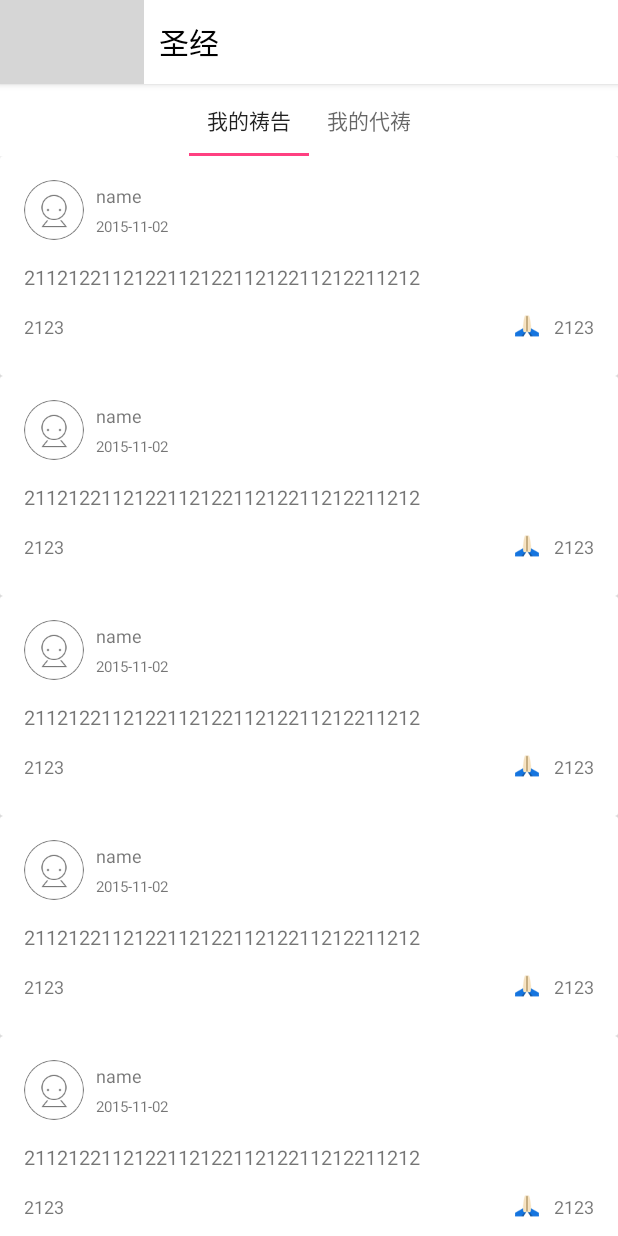
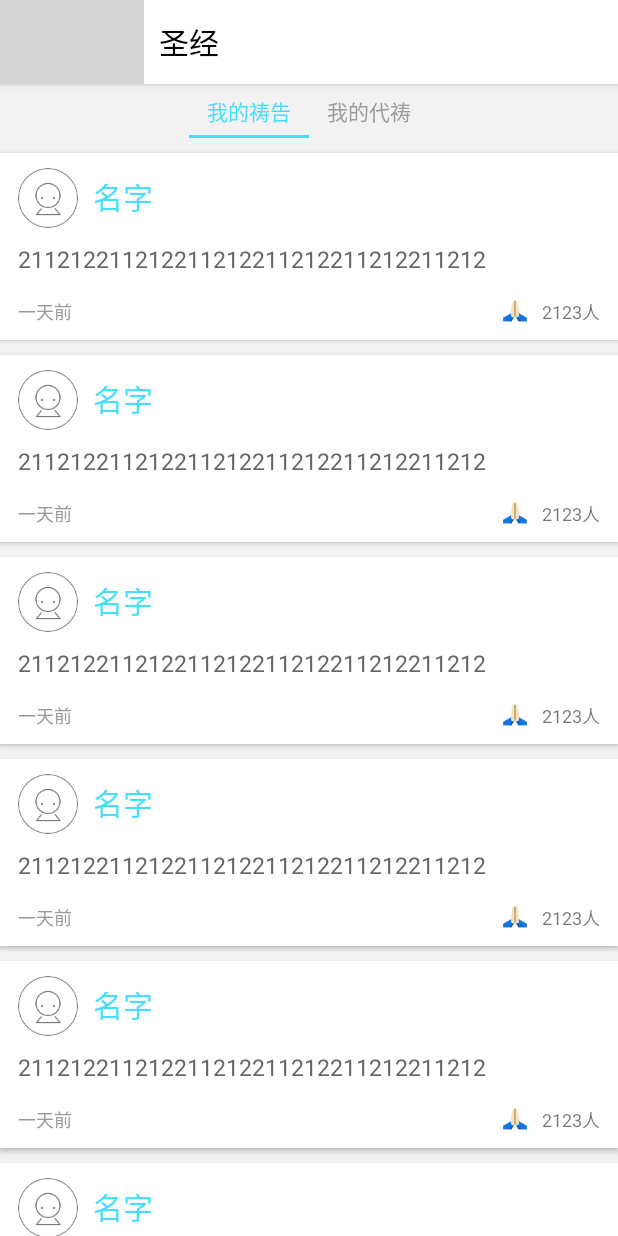
Before and after one commit to LysonLuo/Huoshi-android-v1, an Android app: the MyPrayerActivity screen opened directly, with no data from a screen before it, on a phone screen of 412 x 824 dp. Run offline under Robolectric (Android 15) with nearby library versions, the phone set to English and light mode, and no system bars; our stand-ins replace CircleImageView; libraries missing offline, so code that uses them is left out: com.bugtags.library; 3 statements that could not run were skipped; grey boxes are pictures that could not be loaded.

Commit message:
代祷、祷告箱细节调整～

```diff
--- a/app/src/main/java/im/huoshi/ui/find/FindFragment.java
+++ b/app/src/main/java/im/huoshi/ui/find/FindFragment.java
@@ -8,8 +8,8 @@ import android.view.ViewGroup;
 import android.widget.LinearLayout;
 
 import im.huoshi.R;
+import im.huoshi.base.BaseActivity;
 import im.huoshi.base.BaseFragment;
-import im.huoshi.ui.main.MainActivity;
 import im.huoshi.utils.ViewInject;
 import im.huoshi.utils.ViewUtils;
 
@@ -37,21 +37,21 @@ public class FindFragment extends BaseFragment {
         mLayoutInterces.setOnClickListener(new View.OnClickListener() {
             @Override
             public void onClick(View v) {
-                InterCesActivity.launch((MainActivity)getActivity());
+                InterCesActivity.launch((BaseActivity) getActivity());
             }
         });
 
         mLayoutFiveTwo.setOnClickListener(new View.OnClickListener() {
             @Override
             public void onClick(View v) {
-                FiveTwoActivity.launch((MainActivity)getActivity());
+                FiveTwoActivity.launch((BaseActivity)getActivity());
             }
         });
 
         mShareLayout.setOnClickListener(new View.OnClickListener() {
             @Override
             public void onClick(View v) {
-                ShareHuoshiActivity.launch((MainActivity)getActivity());
+                ShareHuoshiActivity.launch((BaseActivity)getActivity());
             }
         });
     }
--- a/app/src/main/java/im/huoshi/ui/find/FiveTwoActivity.java
+++ b/app/src/main/java/im/huoshi/ui/find/FiveTwoActivity.java
@@ -18,7 +18,7 @@ public class FiveTwoActivity extends BaseActivity {
         setContentView(R.layout.activity_five_two);
     }
 
-    public static void launch(MainActivity activity) {
+    public static void launch(BaseActivity activity) {
         activity.startActivity(new Intent(activity, FiveTwoActivity.class));
     }
 }
--- a/app/src/main/java/im/huoshi/ui/find/InterCesActivity.java
+++ b/app/src/main/java/im/huoshi/ui/find/InterCesActivity.java
@@ -7,7 +7,6 @@ import android.support.v4.app.FragmentTransaction;
 
 import im.huoshi.R;
 import im.huoshi.base.BaseActivity;
-import im.huoshi.ui.main.MainActivity;
 import im.huoshi.utils.ViewUtils;
 
 /**
@@ -26,9 +25,10 @@ public class InterCesActivity extends BaseActivity {
     }
 
     private void setupViews() {
+        mToolbarUtils.setTitleText(getString(R.string.text_interces));
         FragmentTransaction transaction = getSupportFragmentManager().beginTransaction();
         if (mInterCesFragment == null) {
-            mInterCesFragment = new InterCesFragment();
+            mInterCesFragment = InterCesFragment.getInstance(InterCesFragment.INTERCES_TYPE_INTERCES);
         }
         if (!mInterCesFragment.isAdded()) {
             transaction.add(R.id.layout_content, mInterCesFragment);
@@ -38,7 +38,7 @@ public class InterCesActivity extends BaseActivity {
         transaction.commit();
     }
 
-    public static void launch(MainActivity act) {
+    public static void launch(BaseActivity act) {
         act.startActivity(new Intent(act, InterCesActivity.class));
     }
 }
--- a/app/src/main/java/im/huoshi/ui/find/InterCesDetailsActivity.java
+++ b/app/src/main/java/im/huoshi/ui/find/InterCesDetailsActivity.java
@@ -39,7 +39,7 @@ public class InterCesDetailsActivity extends BaseActivity {
         mRecyclerView.setAdapter(mAdapter);
     }
 
-    public static void launch(InterCesActivity activity) {
+    public static void launch(BaseActivity activity) {
         activity.startActivity(new Intent(activity, InterCesDetailsActivity.class));
     }
 }
--- a/app/src/main/java/im/huoshi/ui/find/InterCesFragment.java
+++ b/app/src/main/java/im/huoshi/ui/find/InterCesFragment.java
@@ -7,13 +7,15 @@ import android.support.v7.widget.RecyclerView;
 import android.view.LayoutInflater;
 import android.view.View;
 import android.view.ViewGroup;
+
+import java.util.List;
+
 import im.huoshi.R;
+import im.huoshi.base.BaseActivity;
 import im.huoshi.base.BaseFragment;
 import im.huoshi.common.OnRecClickListener;
 import im.huoshi.utils.ViewInject;
 import im.huoshi.utils.ViewUtils;
-
-import java.util.List;
 
 /**
  * 公用的祷告页面
@@ -21,15 +23,22 @@ import java.util.List;
  * Created by Lyson on 15/12/27.
  */
 public class InterCesFragment extends BaseFragment {
+    public static final String INTERCES_TYPE_INTERCES = "INTERCES";
+    public static final String INTERCES_TYPE_PRAYER = "PRAYER";
     @ViewInject(R.id.recyclerview)
     private RecyclerView mRecyclerView;
     private LinearLayoutManager mLayoutManager;
     private InterCesRecAdapter mAdapter;
+    private String mType;//类别，区分是代祷还是祷告箱
 
-    public static InterCesFragment getInstance(){
+    public static InterCesFragment getInstance(String type) {
         InterCesFragment fragment = new InterCesFragment();
+        Bundle bundle = new Bundle();
+        bundle.putString("type", type);
+        fragment.setArguments(bundle);
         return fragment;
     }
+
     @Nullable
     @Override
     public View onCreateView(LayoutInflater inflater, @Nullable ViewGroup container, @Nullable Bundle savedInstanceState) {
@@ -41,6 +50,7 @@ public class InterCesFragment extends BaseFragment {
     }
 
     private void setupViews() {
+        mType = getArguments().getString("type");
         mLayoutManager = new LinearLayoutManager(getActivity());
         mRecyclerView.setLayoutManager(mLayoutManager);
         mAdapter = new InterCesRecAdapter(getActivity());
@@ -48,7 +58,7 @@ public class InterCesFragment extends BaseFragment {
         mAdapter.setmRecClickListener(new OnRecClickListener<List<String>>() {
             @Override
             public void OnClick(List<String> strings) {
-                InterCesDetailsActivity.launch((InterCesActivity) getActivity());
+                InterCesDetailsActivity.launch((BaseActivity) getActivity());
             }
         });
     }
--- a/app/src/main/java/im/huoshi/ui/find/InterCesRecAdapter.java
+++ b/app/src/main/java/im/huoshi/ui/find/InterCesRecAdapter.java
@@ -5,11 +5,16 @@ import android.support.v7.widget.RecyclerView;
 import android.view.LayoutInflater;
 import android.view.View;
 import android.view.ViewGroup;
-import im.huoshi.R;
-import im.huoshi.common.OnRecClickListener;
+import android.widget.TextView;
 
 import java.util.ArrayList;
 import java.util.List;
+
+import de.hdodenhof.circleimageview.CircleImageView;
+import im.huoshi.R;
+import im.huoshi.common.OnRecClickListener;
+import im.huoshi.utils.ViewInject;
+import im.huoshi.utils.ViewUtils;
 
 /**
  * Created by Lyson on 15/12/26.
@@ -22,7 +27,7 @@ public class InterCesRecAdapter extends RecyclerView.Adapter<RecyclerView.ViewHo
         this.mContext = mContext;
     }
 
-    public void  setmRecClickListener(OnRecClickListener<List<String>> recClickListener) {
+    public void setmRecClickListener(OnRecClickListener<List<String>> recClickListener) {
         this.mRecClickListener = recClickListener;
     }
 
@@ -51,11 +56,20 @@ public class InterCesRecAdapter extends RecyclerView.Adapter<RecyclerView.ViewHo
     }
 
     class IntercesViewHolder extends RecyclerView.ViewHolder {
-        View itemView;
+        @ViewInject(R.id.imageview_avatar)
+        private CircleImageView mAvatarImageView;
+        @ViewInject(R.id.textview_name)
+        private TextView mNameTextView;
+        @ViewInject(R.id.textview_interces_content)
+        private TextView mContentTextView;
+        @ViewInject(R.id.textview_interces_time)
+        private TextView mTimeTextView;
+        @ViewInject(R.id.textview_interces_count)
+        private TextView mCountTextView;
 
         public IntercesViewHolder(View itemView) {
             super(itemView);
-            this.itemView = itemView;
+            ViewUtils.inject(this, itemView);
         }
     }
 }
--- a/app/src/main/java/im/huoshi/ui/find/ShareHuoshiActivity.java
+++ b/app/src/main/java/im/huoshi/ui/find/ShareHuoshiActivity.java
@@ -18,7 +18,7 @@ public class ShareHuoshiActivity extends BaseActivity {
         setContentView(R.layout.activity_share_huoshi);
     }
 
-    public static void launch(MainActivity activity) {
+    public static void launch(BaseActivity activity) {
         activity.startActivity(new Intent(activity, ShareHuoshiActivity.class));
     }
 }
--- a/app/src/main/java/im/huoshi/ui/me/MyPrayerActivity.java
+++ b/app/src/main/java/im/huoshi/ui/me/MyPrayerActivity.java
@@ -38,8 +38,8 @@ public class MyPrayerActivity extends BaseActivity {
     }
 
     private void setupViews() {
-        mFragments.add(InterCesFragment.getInstance());
-        mFragments.add(InterCesFragment.getInstance());
+        mFragments.add(InterCesFragment.getInstance(InterCesFragment.INTERCES_TYPE_PRAYER));
+        mFragments.add(InterCesFragment.getInstance(InterCesFragment.INTERCES_TYPE_PRAYER));
         mAdapter = new InterCesPagerAdapter(getSupportFragmentManager(), mFragments);
         mViewPager.setAdapter(mAdapter);
         mTablayout.setupWithViewPager(mViewPager);
--- a/app/src/main/res/layout/activity_my_prayer.xml
+++ b/app/src/main/res/layout/activity_my_prayer.xml
@@ -1,6 +1,5 @@
 <?xml version="1.0" encoding="utf-8"?>
 <LinearLayout xmlns:android="http://schemas.android.com/apk/res/android"
-    xmlns:app="http://schemas.android.com/apk/res-auto"
     android:layout_width="match_parent"
     android:layout_height="match_parent"
     android:orientation="vertical">
@@ -8,9 +7,10 @@
 
     <android.support.design.widget.TabLayout
         android:id="@+id/tablayout"
+        style="@style/TabLayoutStyle"
         android:layout_width="match_parent"
-        android:layout_height="wrap_content"
-        app:tabGravity="center" />
+        android:layout_height="36dp"
+        android:background="@color/windowBackground" />
 
     <android.support.v4.view.ViewPager
         android:id="@+id/viewpager"
--- a/app/src/main/res/layout/fragment_interces.xml
+++ b/app/src/main/res/layout/fragment_interces.xml
@@ -7,5 +7,6 @@
     <android.support.v7.widget.RecyclerView
         android:id="@+id/recyclerview"
         android:layout_width="match_parent"
-        android:layout_height="match_parent" />
+        android:layout_height="match_parent"
+        android:background="@color/windowBackground" />
 </LinearLayout>
--- a/app/src/main/res/layout/widget_interces_item.xml
+++ b/app/src/main/res/layout/widget_interces_item.xml
@@ -1,13 +1,23 @@
 <?xml version="1.0" encoding="utf-8"?>
 <android.support.v7.widget.CardView xmlns:android="http://schemas.android.com/apk/res/android"
+    xmlns:app="http://schemas.android.com/apk/res-auto"
     android:layout_width="match_parent"
-    android:layout_height="wrap_content">
+    android:layout_height="wrap_content"
+    android:layout_marginTop="@dimen/margin_10"
+    android:clickable="true"
+    android:foreground="?android:attr/selectableItemBackground"
+    android:orientation="horizontal"
+    app:cardCornerRadius="0dp">
+
 
     <LinearLayout
         android:layout_width="match_parent"
         android:layout_height="wrap_content"
         android:orientation="vertical"
-        android:padding="@dimen/margin_16">
+        android:paddingBottom="@dimen/margin_10"
+        android:paddingLeft="@dimen/margin_12"
+        android:paddingRight="@dimen/margin_12"
+        android:paddingTop="@dimen/margin_10">
 
 
         <LinearLayout
@@ -16,74 +26,52 @@
             android:orientation="horizontal">
 
             <de.hdodenhof.circleimageview.CircleImageView
-                android:id="@+id/timeline_portrait_sd"
+                android:id="@+id/imageview_avatar"
                 android:layout_width="40dp"
                 android:layout_height="40dp"
                 android:src="@mipmap/img_default_avatar" />
 
-
-            <LinearLayout
+            <TextView
+                android:id="@+id/textview_name"
                 android:layout_width="wrap_content"
                 android:layout_height="wrap_content"
-                android:layout_gravity="center_vertical"
-                android:layout_marginLeft="8dp"
-                android:orientation="vertical">
+                android:layout_marginLeft="@dimen/margin_10"
+                android:layout_marginTop="@dimen/margin_4"
+                android:singleLine="true"
+                android:text="名字"
+                android:textColor="@color/text_color_blue_light"
+                android:textSize="@dimen/text_size_20" />
+        </LinearLayout>
 
-                <TextView
-                    android:id="@+id/timeline_name_tv"
-                    android:layout_width="wrap_content"
-                    android:layout_height="wrap_content"
-                    android:singleLine="true"
-                    android:text="name"
-                    android:textSize="12sp" />
 
-                <TextView
-                    android:id="@+id/timeline_time_tv"
-                    android:layout_width="wrap_content"
-                    android:layout_height="wrap_content"
-                    android:layout_marginTop="5dp"
-                    android:singleLine="true"
-                    android:text="2015-11-02"
-                    android:textSize="10sp" />
+        <TextView
+            android:id="@+id/textview_interces_content"
+            android:layout_width="match_parent"
+            android:layout_height="wrap_content"
+            android:layout_marginTop="@dimen/margin_10"
+            android:gravity="left|center_vertical"
+            android:text="211212211212211212211212211212211212"
+            android:textColor="@color/text_color_black_light"
+            android:textSize="@dimen/text_size_15" />
 
-            </LinearLayout>
-
-        </LinearLayout>
 
         <LinearLayout
             android:layout_width="match_parent"
             android:layout_height="wrap_content"
-            android:orientation="vertical">
-
-            <TextView
-                android:id="@+id/timeline_text_tv"
-                android:layout_width="match_parent"
-                android:layout_height="wrap_content"
-                android:layout_marginTop="15dp"
-                android:gravity="left|center_vertical"
-                android:text="211212211212211212211212211212211212"
-                android:textSize="13sp" />
-
-
-        </LinearLayout>
-
-        <LinearLayout
-            android:layout_width="match_parent"
-            android:layout_height="wrap_content"
-            android:layout_marginBottom="8dp"
             android:layout_marginTop="15dp"
             android:orientation="horizontal">
 
             <TextView
-                android:id="@+id/timeline_likes_accb"
+                android:id="@+id/textview_interces_time"
                 android:layout_width="wrap_content"
                 android:layout_height="match_parent"
                 android:layout_weight="1"
-                android:text="2123"
+                android:text="一天前"
+                android:textColor="@color/text_color_gray_9"
                 android:textSize="12sp" />
 
             <TextView
-                android:id="@+id/timeline_replays_tv"
+                android:id="@+id/textview_interces_count"
                 android:layout_width="wrap_content"
                 android:layout_height="match_parent"
                 android:layout_gravity="right"
@@ -91,14 +79,9 @@
                 android:drawableLeft="@mipmap/icon_interces_small"
                 android:drawablePadding="@dimen/margin_10"
                 android:gravity="right|center_vertical"
-                android:text="2123"
+                android:text="2123人"
                 android:textSize="12sp" />
 
         </LinearLayout>
-
-        <View
-            android:layout_width="match_parent"
-            android:layout_height="0.5dp" />
-
     </LinearLayout>
 </android.support.v7.widget.CardView>
--- a/app/src/main/res/values/colors.xml
+++ b/app/src/main/res/values/colors.xml
@@ -14,6 +14,7 @@
     <color name="text_color_chapter">#333333</color>
     <color name="text_color_orange">#ffffbb33</color>
     <color name="text_section_index">#88444444</color>
+    <color name="text_color_gray_9">#999999</color>
 
     <!--背景颜色-->
     <color name="conmon_gray_line_divider">#CCCCCC</color>
--- a/app/src/main/res/values/dimens.xml
+++ b/app/src/main/res/values/dimens.xml
@@ -1,10 +1,12 @@
 <?xml version="1.0" encoding="utf-8"?>
 <resources>
     <!-- 常用边距-->
+    <dimen name="margin_2">2dp</dimen>
     <dimen name="margin_4">4dp</dimen>
     <dimen name="margin_5">5dp</dimen>
     <dimen name="margin_6">6dp</dimen>
     <dimen name="margin_10">10dp</dimen>
+    <dimen name="margin_12">12dp</dimen>
     <dimen name="margin_16">16dp</dimen>
     <dimen name="margin_25">25dp</dimen>
     <dimen name="margin_30">30dp</dimen>
--- a/app/src/main/res/values/strings.xml
+++ b/app/src/main/res/values/strings.xml
@@ -67,4 +67,5 @@
     <string name="text_empty_believe_date">信主时间不能为空!</string>
     <string name="text_empty_birthday">生日不能为空!</string>
     <string name="text_empty_nick_name">昵称不能为空!</string>
+    <string name="text_interces">代祷</string>
 </resources>
```
Also changed, not shown: app/src/main/AndroidManifest.xml (+12 -0 lines).
